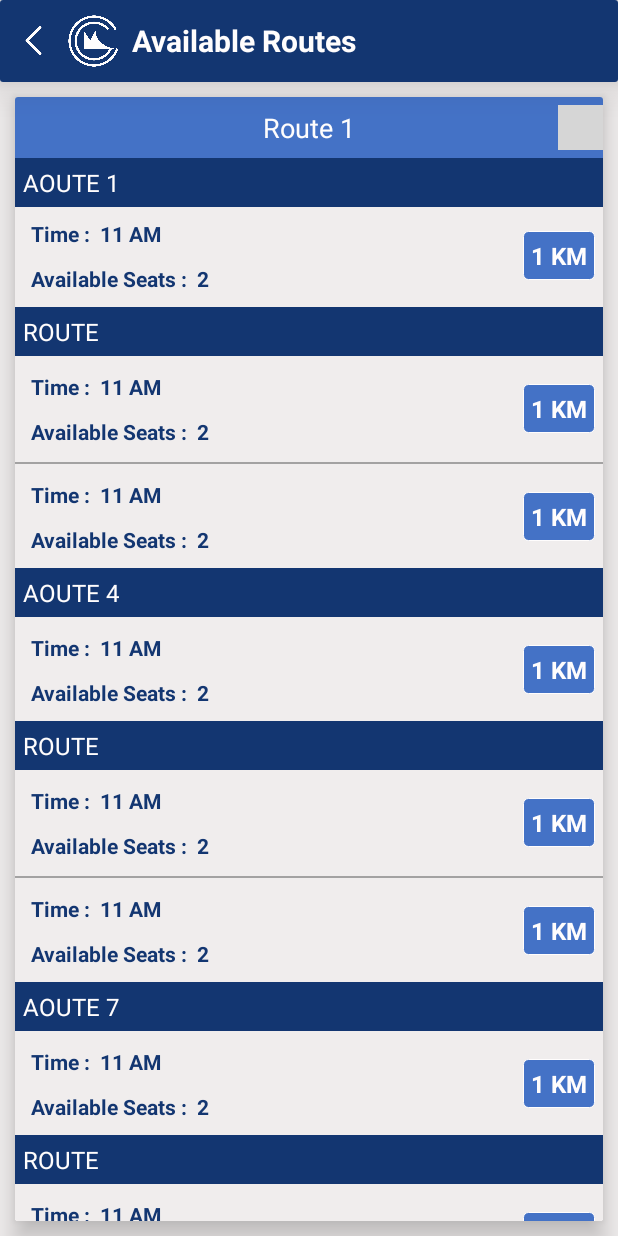
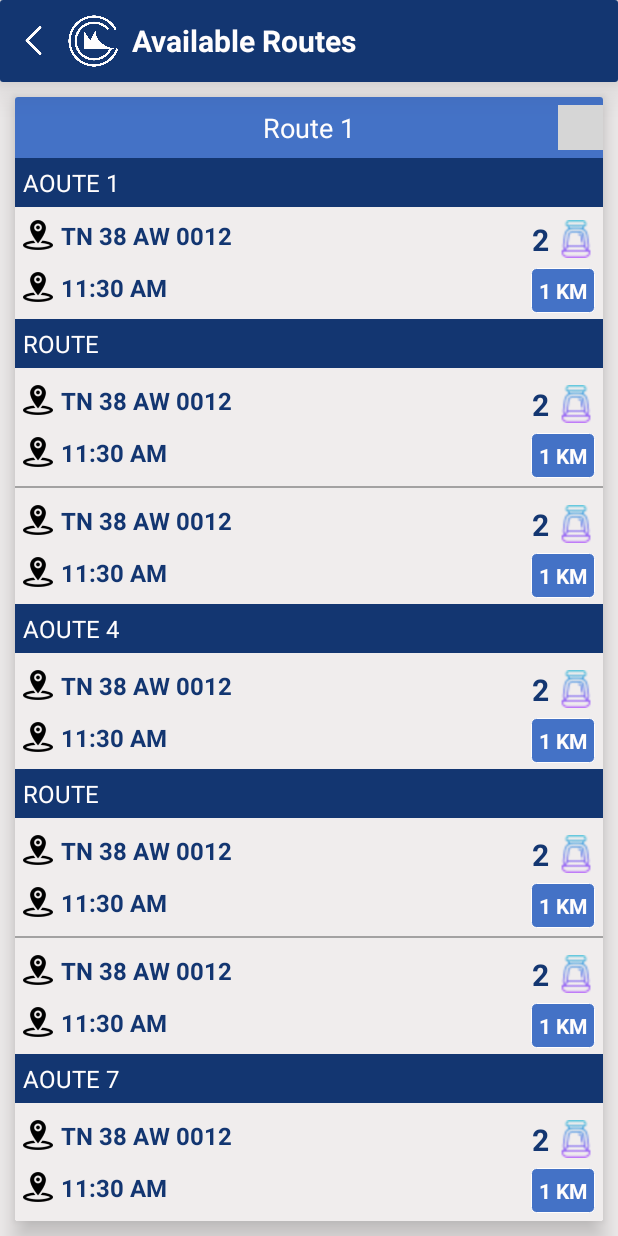
Before and after one commit to KathirvelAngler/CMRL, an Android app: the RouteActivity screen opened directly, with no data from a screen before it, on a phone screen of 412 x 824 dp. Run offline under Robolectric (Android 15) with nearby library versions, the light colour scheme and no system bars; grey boxes are pictures that could not be loaded.

Commit message:
Route screen design changes

```diff
--- a/app/src/main/java/com/cmrl/customer/activity/book/BookCabActivity.java
+++ b/app/src/main/java/com/cmrl/customer/activity/book/BookCabActivity.java
@@ -100,7 +100,6 @@ public class BookCabActivity extends BaseActivity implements View.OnClickListene
                 break;
             case R.id.activity_book_search_cab:
                 startActivity(new Intent(mContext, RouteActivity.class));
-//                startActivity(new Intent(mContext, BookingActivity.class));
                 break;
         }
 
--- a/app/src/main/java/com/cmrl/customer/activity/book/route/RouteActivity.java
+++ b/app/src/main/java/com/cmrl/customer/activity/book/route/RouteActivity.java
@@ -59,7 +59,6 @@ public class RouteActivity extends FragmentActivity implements View.OnClickListe
             mTitle.add(title);
         }
 
-        mRouteTitle.setText(mTitle.get(0));
         initArrow(0);
         initViewPager();
 
@@ -69,7 +68,6 @@ public class RouteActivity extends FragmentActivity implements View.OnClickListe
         FragmentManager aFragmentManager = getSupportFragmentManager();
         mViewPager.setAdapter(new ScreenSlidePagerAdapter(aFragmentManager, mTitle.size()));
         mViewPager.setPageTransformer(true, new DepthPageTransformer());
-//        mViewPager.setPageTransformer(true, new ZoomOutPageTransformer());
         mViewPager.setOffscreenPageLimit(1);
 
         mViewPager.addOnPageChangeListener(new ViewPager.OnPageChangeListener() {
@@ -80,7 +78,6 @@ public class RouteActivity extends FragmentActivity implements View.OnClickListe
 
             @Override
             public void onPageSelected(int i) {
-                mRouteTitle.setText(mTitle.get(i));
                 initArrow(i);
             }
 
@@ -92,6 +89,7 @@ public class RouteActivity extends FragmentActivity implements View.OnClickListe
     }
 
     private void initArrow(int i) {
+        mRouteTitle.setText(mTitle.get(i));
         mLeftArrow.setVisibility(View.VISIBLE);
         mRightArrow.setVisibility(View.VISIBLE);
         if (i == 0)
@@ -101,10 +99,6 @@ public class RouteActivity extends FragmentActivity implements View.OnClickListe
 
     }
 
-    /**
-     * A simple pager adapter that represents 5 ScreenSlidePageFragment objects, in
-     * sequence.
-     */
     private class ScreenSlidePagerAdapter extends FragmentPagerAdapter {
         int size;
 
@@ -112,7 +106,6 @@ public class RouteActivity extends FragmentActivity implements View.OnClickListe
             super(fm);
             this.size = i;
         }
-
 
         @Override
         public Fragment getItem(int position) {
--- a/app/src/main/java/com/cmrl/customer/activity/book/route/RouteAdapter.java
+++ b/app/src/main/java/com/cmrl/customer/activity/book/route/RouteAdapter.java
@@ -7,6 +7,7 @@ import android.support.v7.widget.RecyclerView;
 import android.view.LayoutInflater;
 import android.view.View;
 import android.view.ViewGroup;
+import android.widget.LinearLayout;
 
 import com.cmrl.customer.R;
 import com.cmrl.customer.model.Route;
@@ -22,10 +23,12 @@ public class RouteAdapter extends RecyclerView.Adapter<RouteAdapter.ItemViewHold
 
     private Context mContext;
     private ArrayList<Route> mDetails;
+    private Callback mCallback;
 
-    public RouteAdapter(Context aContext, ArrayList<Route> details) {
+    RouteAdapter(Context aContext, ArrayList<Route> details, Callback callback) {
         mContext = aContext;
         mDetails = details;
+        mCallback = callback;
     }
 
     @NonNull
@@ -38,6 +41,14 @@ public class RouteAdapter extends RecyclerView.Adapter<RouteAdapter.ItemViewHold
     @Override
     public void onBindViewHolder(@NonNull ItemViewHolder holder, @SuppressLint("RecyclerView") final int position) {
         Route detail = mDetails.get(position);
+
+        holder.mItem.setOnClickListener(new View.OnClickListener() {
+            @Override
+            public void onClick(View v) {
+                mCallback.select(position);
+            }
+        });
+
     }
 
     @Override
@@ -45,10 +56,20 @@ public class RouteAdapter extends RecyclerView.Adapter<RouteAdapter.ItemViewHold
         return mDetails.size();
     }
 
-    public class ItemViewHolder extends RecyclerView.ViewHolder {
+    class ItemViewHolder extends RecyclerView.ViewHolder {
+
+        LinearLayout mItem;
 
         ItemViewHolder(View aView) {
             super(aView);
+
+            mItem = aView.findViewById(R.id.inflate_route_item);
         }
+
+
+    }
+
+    public interface Callback {
+        void select(int aPosition);
     }
 }
--- a/app/src/main/java/com/cmrl/customer/activity/book/route/RouteFragment.java
+++ b/app/src/main/java/com/cmrl/customer/activity/book/route/RouteFragment.java
@@ -1,6 +1,7 @@
 package com.cmrl.customer.activity.book.route;
 
 import android.content.Context;
+import android.content.Intent;
 import android.os.Bundle;
 import android.support.annotation.NonNull;
 import android.support.annotation.Nullable;
@@ -12,6 +13,7 @@ import android.view.View;
 import android.view.ViewGroup;
 
 import com.cmrl.customer.R;
+import com.cmrl.customer.activity.book.BookingActivity;
 import com.cmrl.customer.base.BaseFragment;
 import com.cmrl.customer.helper.AppHelper;
 import com.cmrl.customer.model.Route;
@@ -23,7 +25,7 @@ import java.util.ArrayList;
  * Created by Mathan on 18-07-2019.
  */
 
-public class RouteFragment extends BaseFragment {
+public class RouteFragment extends BaseFragment implements RouteAdapter.Callback {
 
     RecyclerView mRouteRecycler;
     RouteAdapter mAdapter;
@@ -74,7 +76,7 @@ public class RouteFragment extends BaseFragment {
     private void initRecycler() {
         mRouteRecycler.setLayoutManager(new LinearLayoutManager(mContext));
         mRouteRecycler.setHasFixedSize(true);
-        mAdapter = new RouteAdapter(mContext, mRoutes);
+        mAdapter = new RouteAdapter(mContext, mRoutes, this);
         mRouteRecycler.setAdapter(mAdapter);
 
         RecyclerSectionItemDecorationList itemDecoration = new RecyclerSectionItemDecorationList(
@@ -142,4 +144,9 @@ public class RouteFragment extends BaseFragment {
     public boolean clickListener() {
         return false;
     }
+
+    @Override
+    public void select(int aPosition) {
+        startActivity(new Intent(mContext, BookingActivity.class));
+    }
 }
--- a/app/src/main/res/layout/layout_inflate_route.xml
+++ b/app/src/main/res/layout/layout_inflate_route.xml
@@ -1,5 +1,6 @@
 <?xml version="1.0" encoding="utf-8"?>
 <LinearLayout xmlns:android="http://schemas.android.com/apk/res/android"
+    android:id="@+id/inflate_route_item"
     android:layout_width="match_parent"
     android:layout_height="wrap_content"
     android:orientation="vertical">
@@ -8,6 +9,8 @@
         android:layout_width="match_parent"
         android:layout_height="match_parent"
         android:orientation="horizontal"
+        android:paddingLeft="5dp"
+        android:paddingRight="5dp"
         android:padding="5dp">
 
         <LinearLayout
@@ -16,21 +19,83 @@
             android:layout_weight="1"
             android:orientation="vertical">
 
+            <LinearLayout
+                android:layout_width="match_parent"
+                android:layout_height="match_parent"
+                android:layout_gravity="center"
+                android:gravity="center_vertical"
+                android:orientation="horizontal">
+
+                <ImageView
+                    android:layout_width="20dp"
+                    android:layout_height="20dp"
+                    android:src="@mipmap/ic_my_location" />
+
                 <TextView
-                style="@style/SubTitleSmall"
-                android:layout_width="match_parent"
+                    style="@style/SubTitle"
+                    android:layout_width="0dp"
+                    android:layout_weight="1"
                     android:gravity="center_vertical"
-                android:text="Time :  11 AM"
+                    android:text="TN 38 AW 0012"
                     android:textColor="@color/app_blue"
                     android:textStyle="bold" />
 
+            </LinearLayout>
+
+            <LinearLayout
+                android:layout_width="match_parent"
+                android:layout_height="match_parent"
+                android:layout_gravity="center"
+                android:layout_marginTop="2dp"
+                android:gravity="center_vertical"
+                android:orientation="horizontal">
+
+                <ImageView
+                    android:layout_width="20dp"
+                    android:layout_height="20dp"
+                    android:src="@mipmap/ic_my_location" />
+
                 <TextView
-                style="@style/SubTitleSmall"
-                android:layout_width="match_parent"
+                    style="@style/SubTitle"
+                    android:layout_width="0dp"
+                    android:layout_weight="1"
                     android:gravity="center_vertical"
-                android:text="Available Seats :  2"
+                    android:text="11:30 AM"
                     android:textColor="@color/app_blue"
                     android:textStyle="bold" />
+
+            </LinearLayout>
+
+        </LinearLayout>
+
+        <LinearLayout
+            android:layout_width="0dp"
+            android:layout_height="wrap_content"
+            android:layout_marginLeft="5dp"
+            android:layout_weight="1"
+            android:orientation="vertical">
+
+            <LinearLayout
+                android:layout_width="match_parent"
+                android:layout_height="match_parent"
+                android:layout_gravity="center"
+                android:gravity="center_vertical"
+                android:orientation="horizontal">
+
+                <TextView
+                    style="@style/SubTitle"
+                    android:layout_width="0dp"
+                    android:layout_weight="1"
+                    android:gravity="center|end"
+                    android:text="2"
+                    android:textColor="@color/app_blue"
+                    android:textSize="20sp"
+                    android:textStyle="bold" />
+
+                <ImageView
+                    android:layout_width="25dp"
+                    android:layout_height="25dp"
+                    android:src="@mipmap/ic_seat" />
 
             </LinearLayout>
 
@@ -38,13 +103,15 @@
                 style="@style/SubTitle"
                 android:layout_width="wrap_content"
                 android:layout_height="wrap_content"
+                android:layout_gravity="end"
                 android:background="@drawable/bg_border_light_blue_filled"
-            android:gravity="center"
-            android:padding="5dp"
                 android:text="1 KM"
                 android:textColor="@color/app_white"
-            android:textSize="16sp"
-            android:textStyle="bold" />
+                android:textSize="14sp"
+                android:textStyle="bold"
+                android:visibility="visible" />
+
+        </LinearLayout>
 
     </LinearLayout>
 
```
Also changed, not shown: app/src/main/java/com/cmrl/customer/activity/book/route/RoutePagerAdapter.java (deleted, +0 -123 lines), app/src/main/res/layout/activity_booking.xml (+6 -7 lines). Lines whose indentation alone changed are shown as unchanged.
